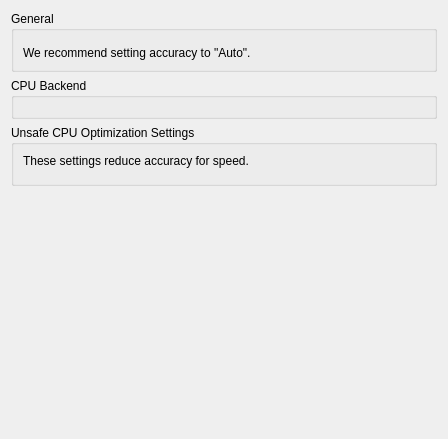
Qt form src/yuzu/configuration/configure_cpu.ui (ReiKatari/STORM_EDEN) before a commit.
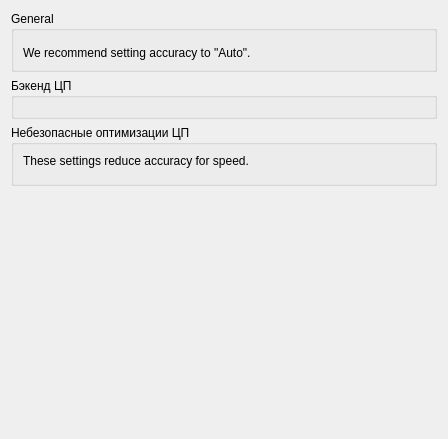
The same form after that commit.

```diff
--- a/src/yuzu/configuration/configure_cpu.ui
+++ b/src/yuzu/configuration/configure_cpu.ui
@@ -65,7 +65,7 @@
         <bool>false</bool>
        </property>
        <property name="title">
-        <string>CPU Backend</string>
+        <string>Бэкенд ЦП</string>
        </property>
        <layout class="QVBoxLayout">
         <item>
@@ -92,7 +92,7 @@
      <item>
       <widget class="QGroupBox" name="unsafe_group">
        <property name="title">
-        <string>Unsafe CPU Optimization Settings</string>
+        <string>Небезопасные оптимизации ЦП</string>
        </property>
        <layout class="QVBoxLayout">
         <item>
```
Left out of the diff: 2 changed lines with no effect on the pictures.
